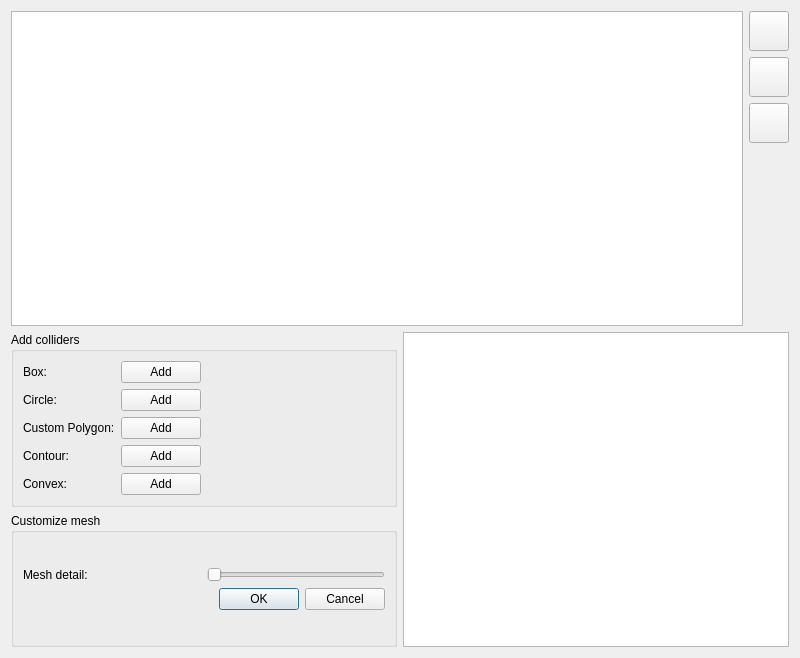
The window that compound_widgets/collider_widget/colliderwidget.ui (jreuss/tudimapper) describes before a commit, drawn with Qt 5.
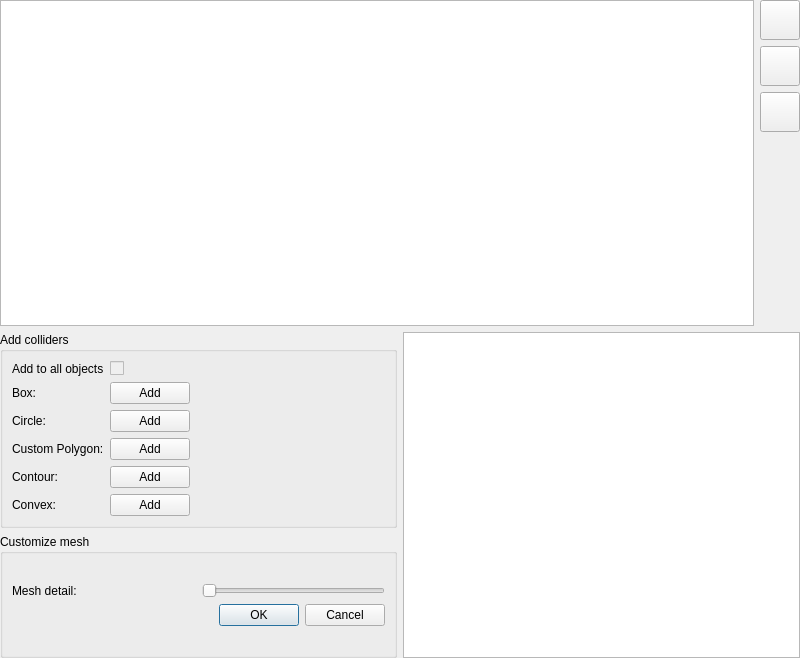
The same window after the commit. Icons and pictures are not drawn.

The edit to the form file:
```diff
--- a/compound_widgets/collider_widget/colliderwidget.ui
+++ b/compound_widgets/collider_widget/colliderwidget.ui
@@ -14,6 +14,18 @@
    <string>Form</string>
   </property>
   <layout class="QVBoxLayout" name="verticalLayout_8">
+   <property name="leftMargin">
+    <number>0</number>
+   </property>
+   <property name="topMargin">
+    <number>0</number>
+   </property>
+   <property name="rightMargin">
+    <number>0</number>
+   </property>
+   <property name="bottomMargin">
+    <number>0</number>
+   </property>
    <item>
     <layout class="QHBoxLayout" name="horizontalLayout_4">
      <item>
@@ -41,7 +53,7 @@
             <string/>
            </property>
            <property name="icon">
-            <iconset>
+            <iconset resource="../../images.qrc">
              <normaloff>:/icons/actionmove</normaloff>:/icons/actionmove</iconset>
            </property>
            <property name="iconSize">
@@ -79,7 +91,7 @@
             <string/>
            </property>
            <property name="icon">
-            <iconset>
+            <iconset resource="../../images.qrc">
              <normaloff>:/icons/actionscale</normaloff>:/icons/actionscale</iconset>
            </property>
            <property name="iconSize">
@@ -169,14 +181,24 @@
           <bool>false</bool>
          </property>
          <layout class="QFormLayout" name="formLayout">
+          <property name="fieldGrowthPolicy">
+           <enum>QFormLayout::AllNonFixedFieldsGrow</enum>
+          </property>
           <item row="0" column="0">
+           <widget class="QLabel" name="label_addToAll">
+            <property name="text">
+             <string>Add to all objects</string>
+            </property>
+           </widget>
+          </item>
+          <item row="1" column="0">
            <widget class="QLabel" name="label_2">
             <property name="text">
              <string>Box:</string>
             </property>
            </widget>
           </item>
-          <item row="0" column="1">
+          <item row="1" column="1">
            <widget class="QPushButton" name="btn_box">
             <property name="sizePolicy">
              <sizepolicy hsizetype="Fixed" vsizetype="Fixed">
@@ -189,14 +211,14 @@
             </property>
            </widget>
           </item>
-          <item row="1" column="0">
+          <item row="2" column="0">
            <widget class="QLabel" name="label_3">
             <property name="text">
              <string>Circle:</string>
             </property>
            </widget>
           </item>
-          <item row="1" column="1">
+          <item row="2" column="1">
            <widget class="QPushButton" name="btn_circle">
             <property name="sizePolicy">
              <sizepolicy hsizetype="Fixed" vsizetype="Fixed">
@@ -209,14 +231,14 @@
             </property>
            </widget>
           </item>
-          <item row="2" column="0">
+          <item row="3" column="0">
            <widget class="QLabel" name="label_6">
             <property name="text">
              <string>Custom Polygon:</string>
             </property>
            </widget>
           </item>
-          <item row="2" column="1">
+          <item row="3" column="1">
            <widget class="QPushButton" name="btn_mesh">
             <property name="sizePolicy">
              <sizepolicy hsizetype="Fixed" vsizetype="Fixed">
@@ -229,14 +251,14 @@
             </property>
            </widget>
           </item>
-          <item row="3" column="0">
+          <item row="4" column="0">
            <widget class="QLabel" name="label_5">
             <property name="text">
              <string>Contour:</string>
             </property>
            </widget>
           </item>
-          <item row="3" column="1">
+          <item row="4" column="1">
            <widget class="QPushButton" name="btn_contour">
             <property name="sizePolicy">
              <sizepolicy hsizetype="Fixed" vsizetype="Fixed">
@@ -249,14 +271,14 @@
             </property>
            </widget>
           </item>
-          <item row="4" column="0">
+          <item row="5" column="0">
            <widget class="QLabel" name="label_7">
             <property name="text">
              <string>Convex:</string>
             </property>
            </widget>
           </item>
-          <item row="4" column="1">
+          <item row="5" column="1">
            <widget class="QPushButton" name="btn_convex">
             <property name="sizePolicy">
              <sizepolicy hsizetype="Fixed" vsizetype="Fixed">
@@ -269,6 +291,16 @@
             </property>
            </widget>
           </item>
+          <item row="0" column="1">
+           <widget class="QCheckBox" name="checkBox_addToAll">
+            <property name="enabled">
+             <bool>false</bool>
+            </property>
+            <property name="text">
+             <string/>
+            </property>
+           </widget>
+          </item>
          </layout>
         </widget>
        </item>
```
Left out of the diff: 4 changed lines with no effect on the pictures.
